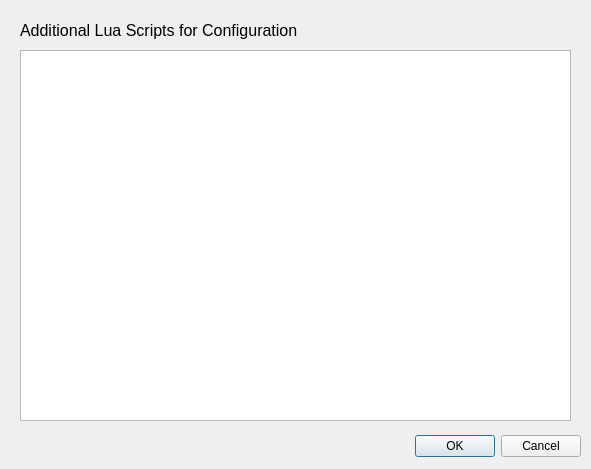
This is apps/OpenSpace/ext/launcher/src/addedscripts.ui in OpenSpace/OpenSpace as Qt 5 draws it before an edit. The edited form follows.
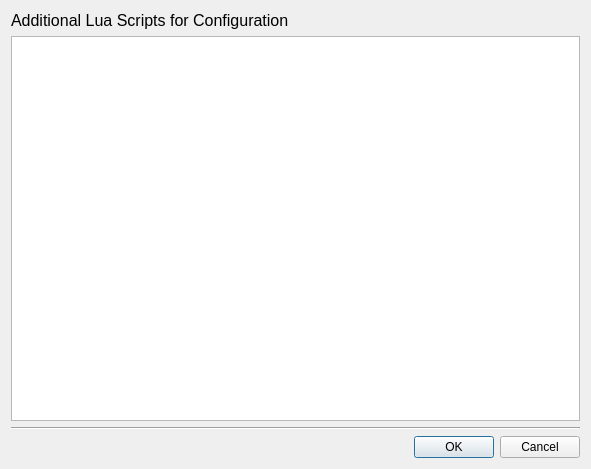
This is the edited form.

Commit message: Implementing multiple changes to layouts and features based on feedback

```diff
--- a/apps/OpenSpace/ext/launcher/src/addedscripts.ui
+++ b/apps/OpenSpace/ext/launcher/src/addedscripts.ui
@@ -10,34 +10,24 @@
     <height>469</height>
    </rect>
   </property>
+  <property name="minimumSize">
+   <size>
+    <width>400</width>
+    <height>400</height>
+   </size>
+  </property>
+  <property name="maximumSize">
+   <size>
+    <width>900</width>
+    <height>900</height>
+   </size>
+  </property>
   <property name="windowTitle">
    <string>Additional Scripts</string>
   </property>
-  <widget class="QDialogButtonBox" name="buttonBox">
-   <property name="geometry">
-    <rect>
-     <x>240</x>
-     <y>430</y>
-     <width>341</width>
-     <height>32</height>
-    </rect>
-   </property>
-   <property name="orientation">
-    <enum>Qt::Horizontal</enum>
-   </property>
-   <property name="standardButtons">
-    <set>QDialogButtonBox::Cancel|QDialogButtonBox::Ok</set>
-   </property>
-  </widget>
+  <layout class="QVBoxLayout" name="verticalLayout">
+   <item>
   <widget class="QLabel" name="label_module">
-   <property name="geometry">
-    <rect>
-     <x>20</x>
-     <y>20</y>
-     <width>357</width>
-     <height>20</height>
-    </rect>
-   </property>
    <property name="font">
     <font>
      <family>Arial</family>
@@ -48,16 +38,28 @@
     <string>Additional Lua Scripts for Configuration</string>
    </property>
   </widget>
-  <widget class="QTextEdit" name="text_scripts">
-   <property name="geometry">
-    <rect>
-     <x>20</x>
-     <y>50</y>
-     <width>551</width>
-     <height>371</height>
-    </rect>
-   </property>
-  </widget>
+   </item>
+   <item>
+    <widget class="QTextEdit" name="text_scripts"/>
+   </item>
+   <item>
+    <widget class="Line" name="line">
+     <property name="orientation">
+      <enum>Qt::Horizontal</enum>
+     </property>
+    </widget>
+   </item>
+   <item>
+    <widget class="QDialogButtonBox" name="buttonBox">
+     <property name="orientation">
+      <enum>Qt::Horizontal</enum>
+     </property>
+     <property name="standardButtons">
+      <set>QDialogButtonBox::Cancel|QDialogButtonBox::Ok</set>
+     </property>
+    </widget>
+   </item>
+  </layout>
  </widget>
  <resources/>
  <connections>
```
Lines whose indentation alone changed are shown as unchanged. The commit also changes 33 other files.
